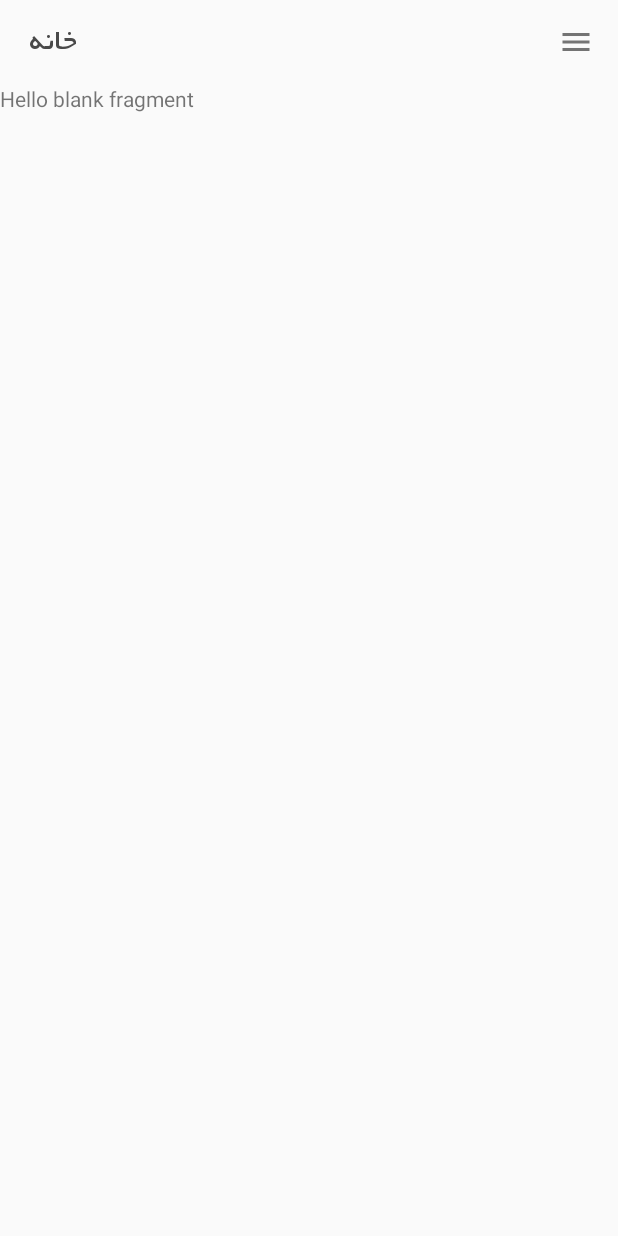
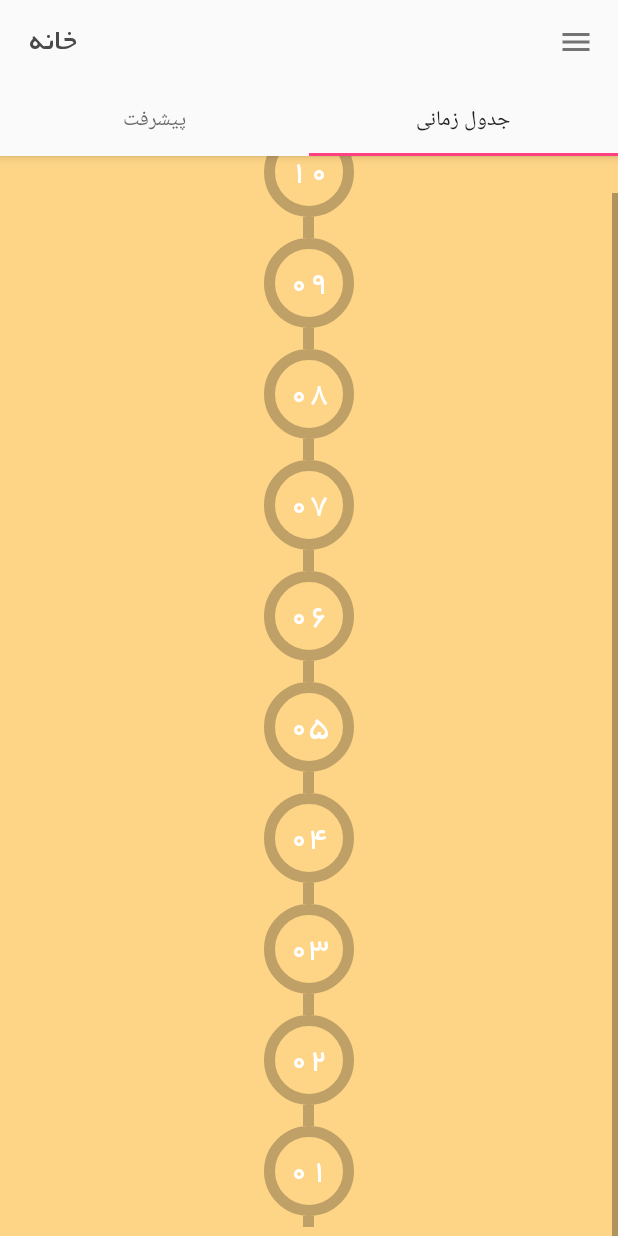
Before and after one commit to pouria-faraji/Meditation, an Android app: the MainActivity screen opened directly, with no data from a screen before it, on a phone screen of 412 x 824 dp. Before the commit the screen is almost empty. Run offline under Robolectric (Android 15) with nearby library versions, the phone set to English and light mode, and no system bars.

Commit message:
Creating tabs, drawer, timeline screen

```diff
--- a/app/build.gradle
+++ b/app/build.gradle
@@ -9,7 +9,7 @@ android {
         minSdkVersion 15
         targetSdkVersion 23
         versionCode 1
-        versionName "1.3"
+        versionName "1.4"
     }
     buildTypes {
         release {
@@ -17,7 +17,7 @@ android {
             proguardFiles getDefaultProguardFile('proguard-android.txt'), 'proguard-rules.pro'
             applicationVariants.all { variant ->
                 variant.outputs.each { output ->
-                    def fileName = "Meditation_1.3"
+                    def fileName = "Meditation_1.4"
                     output.outputFile = new File(output.outputFile.parent,
                             output.outputFile.name.replace("-release", "-" + fileName)
                     )
--- a/app/src/main/java/com/blacksite/meditation/LoginActivity.java
+++ b/app/src/main/java/com/blacksite/meditation/LoginActivity.java
@@ -17,12 +17,16 @@ public class LoginActivity extends AppCompatActivity {
     public EditText _email, _password;
     RelativeLayout btn_login;
 
+    private PrefManager prefManager;
+
     private static final int REQUEST_SIGNUP = 0;
 
     @Override
     protected void onCreate(Bundle savedInstanceState) {
         super.onCreate(savedInstanceState);
         setContentView(R.layout.activity_login);
+
+        prefManager = new PrefManager(this);
 
         getSupportActionBar().setElevation(0);
         getSupportActionBar().setDisplayHomeAsUpEnabled(true);
@@ -125,7 +129,7 @@ public class LoginActivity extends AppCompatActivity {
         return valid;
     }
     private void launchHomeScreen() {
-        //prefManager.setFirstTimeLaunch(false);
+        prefManager.setFirstTimeLaunch(false);
         startActivity(new Intent(LoginActivity.this, MainActivity.class));
         finish();
     }
--- a/app/src/main/java/com/blacksite/meditation/MainActivity.java
+++ b/app/src/main/java/com/blacksite/meditation/MainActivity.java
@@ -1,8 +1,10 @@
 package com.blacksite.meditation;
 
-import android.app.Fragment;
 import android.app.FragmentManager;
+import android.content.Intent;
 import android.content.res.Configuration;
+import android.support.v4.app.Fragment;
+import android.support.v4.app.FragmentTransaction;
 import android.support.v4.util.Pair;
 import android.support.v4.widget.DrawerLayout;
 import android.support.v7.app.ActionBar;
@@ -37,12 +39,16 @@ public class MainActivity extends AppCompatActivity {
     private CharSequence mDrawerTitle;
     private ActionBarDrawerToggle mDrawerToggle;
 
+    private PrefManager prefManager;
+
     @Override
     protected void onCreate(Bundle savedInstanceState) {
         super.onCreate(savedInstanceState);
         setContentView(R.layout.activity_main);
 
         createMenu();
+
+        prefManager = new PrefManager(this);
 
         mainPageDrawerTitles = new String[]{getString(R.string.home), getString(R.string.logout)};
         mTitle = mDrawerTitle = getTitle();
@@ -161,16 +167,21 @@ public class MainActivity extends AppCompatActivity {
                 drawer_fragment = new MainFragment();
                 break;
             case 1:
-                drawer_fragment = new MainFragment();
+                //drawer_fragment = new MainFragment();
+                launchWelcomeScreen();
                 break;
             default:
                 break;
         }
+
+        FragmentTransaction fragmentTransaction = getSupportFragmentManager().beginTransaction();
+        fragmentTransaction.replace(R.id.content_frame, drawer_fragment);
+        fragmentTransaction.commit();
         // Insert the fragment by replacing any existing fragment
-        FragmentManager fragmentManager = getFragmentManager();
+        /*FragmentManager fragmentManager = getFragmentManager();
         fragmentManager.beginTransaction()
                 .replace(R.id.content_frame, drawer_fragment)
-                .commit();
+                .commit();*/
 
         // Highlight the selected item, update the title, and close the drawer
         mDrawerList.setItemChecked(position, true);
@@ -183,4 +194,9 @@ public class MainActivity extends AppCompatActivity {
         mTitle = title;
         getSupportActionBar().setTitle(mTitle);
     }
+    private void launchWelcomeScreen() {
+        prefManager.setFirstTimeLaunch(false);
+        startActivity(new Intent(MainActivity.this, WelcomeActivity.class));
+        finish();
+    }
 }
--- a/app/src/main/java/com/blacksite/meditation/MainFragment.java
+++ b/app/src/main/java/com/blacksite/meditation/MainFragment.java
@@ -1,25 +1,94 @@
 package com.blacksite.meditation;
 
 
+import android.app.Activity;
 import android.os.Bundle;
-import android.app.Fragment;
+import android.support.v4.app.Fragment;
+import android.support.design.widget.TabLayout;
+import android.support.v4.app.FragmentManager;
+import android.support.v4.app.FragmentPagerAdapter;
+import android.support.v4.view.ViewPager;
+import android.support.v7.app.AppCompatActivity;
+import android.support.v7.widget.Toolbar;
 import android.view.LayoutInflater;
 import android.view.View;
 import android.view.ViewGroup;
 
+import com.blacksite.meditation.view.MyFarsiTabLayout;
+
+import java.util.ArrayList;
+import java.util.List;
+
 public class MainFragment extends Fragment {
-
-
+    private Toolbar toolbar;
+    private MyFarsiTabLayout tabLayout;
+    private ViewPager viewPager;
+    private Activity activity;
     public MainFragment() {
         // Required empty public constructor
     }
 
+    @Override
+    public void onCreate(Bundle savedInstanceState) {
+        super.onCreate(savedInstanceState);
+    }
 
     @Override
     public View onCreateView(LayoutInflater inflater, ViewGroup container,
                              Bundle savedInstanceState) {
+
+        View view = inflater.inflate(R.layout.fragment_main, container, false);
+        /*toolbar = (Toolbar)activity.findViewById(R.id.toolbar);
+        ((AppCompatActivity)activity).setSupportActionBar(toolbar);
+
+        ((AppCompatActivity)activity).getSupportActionBar().setDisplayHomeAsUpEnabled(true);*/
+
+        viewPager = (ViewPager) view.findViewById(R.id.viewpager);
+        setupViewPager(viewPager);
+
+        tabLayout = (MyFarsiTabLayout) view.findViewById(R.id.tabs);
+        tabLayout.setupWithViewPager(viewPager);
+
+        viewPager.setCurrentItem(1);
         // Inflate the layout for this fragment
-        return inflater.inflate(R.layout.fragment_main, container, false);
+        return view;
+    }
+
+    private void setupViewPager(ViewPager viewPager) {
+        ViewPagerAdapter adapter = new ViewPagerAdapter(getChildFragmentManager());
+        adapter.addFragment(new TimelineFragment(), "پیشرفت");
+        //adapter.addFragment(new TimelineFragment(), "دوستان");
+        adapter.addFragment(new TimelineFragment(), "جدول زمانی");
+        viewPager.setAdapter(adapter);
+    }
+
+    class ViewPagerAdapter extends FragmentPagerAdapter {
+        private final List<Fragment> mFragmentList = new ArrayList<>();
+        private final List<String> mFragmentTitleList = new ArrayList<>();
+
+        public ViewPagerAdapter(FragmentManager manager) {
+            super(manager);
+        }
+
+        @Override
+        public Fragment getItem(int position) {
+            return mFragmentList.get(position);
+        }
+
+        @Override
+        public int getCount() {
+            return mFragmentList.size();
+        }
+
+        public void addFragment(Fragment fragment, String title) {
+            mFragmentList.add(fragment);
+            mFragmentTitleList.add(title);
+        }
+
+        @Override
+        public CharSequence getPageTitle(int position) {
+            return mFragmentTitleList.get(position);
+        }
     }
 
 }
--- a/app/src/main/java/com/blacksite/meditation/SignUpActivity.java
+++ b/app/src/main/java/com/blacksite/meditation/SignUpActivity.java
@@ -17,11 +17,14 @@ public class SignUpActivity extends AppCompatActivity {
 
     public EditText fname, lname, email, password;
     RelativeLayout btn_sign_up;
+    private PrefManager prefManager;
 
     @Override
     protected void onCreate(Bundle savedInstanceState) {
         super.onCreate(savedInstanceState);
         setContentView(R.layout.activity_sign_up);
+
+        prefManager = new PrefManager(this);
 
         getSupportActionBar().setElevation(0);
         getSupportActionBar().setDisplayHomeAsUpEnabled(true);
@@ -128,7 +131,7 @@ public class SignUpActivity extends AppCompatActivity {
         return valid;
     }
     private void launchHomeScreen() {
-        //prefManager.setFirstTimeLaunch(false);
+        prefManager.setFirstTimeLaunch(false);
         startActivity(new Intent(SignUpActivity.this, MainActivity.class));
         finish();
     }
--- /dev/null
+++ b/app/src/main/java/com/blacksite/meditation/TimeLineListAdapter.java
@@ -0,0 +1,57 @@
+package com.blacksite.meditation;
+
+import android.content.Context;
+import android.view.LayoutInflater;
+import android.view.View;
+import android.view.ViewGroup;
+import android.widget.BaseAdapter;
+import android.widget.TextView;
+import android.widget.Toast;
+
+/**
+ * Created by pouria on 7/1/2017.
+ */
+public class TimeLineListAdapter extends BaseAdapter {
+
+    private Context mContext;
+    private String[]  title;
+
+    public TimeLineListAdapter(Context context, String[] titles){
+        mContext = context;
+        title = titles;
+    }
+    @Override
+    public int getCount() {
+        return title.length;
+    }
+
+    @Override
+    public Object getItem(int i) {
+        return null;
+    }
+
+    @Override
+    public long getItemId(int i) {
+        return i;
+    }
+
+    @Override
+    public View getView(final int i, View view, ViewGroup viewGroup) {
+        LayoutInflater inflater = (LayoutInflater) mContext.getSystemService( Context.LAYOUT_INFLATER_SERVICE );
+        View row;
+        row = inflater.inflate(R.layout.timeline_item, viewGroup, false);
+        TextView t1;
+        t1 = (TextView) row.findViewById(R.id.timeline_item_textview);
+        t1.setText(this.title[i]);
+
+        View timeline_item = (View)row.findViewById(R.id.timeline_item_circle);
+        row.setOnClickListener(new View.OnClickListener() {
+            @Override
+            public void onClick(View view) {
+                Toast.makeText(mContext, String.valueOf(i), Toast.LENGTH_SHORT).show();
+            }
+        });
+
+        return row;
+    }
+}
--- /dev/null
+++ b/app/src/main/java/com/blacksite/meditation/TimelineFragment.java
@@ -0,0 +1,67 @@
+package com.blacksite.meditation;
+
+
+import android.os.Bundle;
+import android.support.v4.app.Fragment;
+import android.view.LayoutInflater;
+import android.view.View;
+import android.view.ViewGroup;
+import android.widget.ListView;
+
+import java.util.Collections;
+
+
+/**
+ * A simple {@link Fragment} subclass.
+ */
+public class TimelineFragment extends Fragment {
+    private ListView timeline_listview;
+    private String[] timeLineItemTitles;
+    public TimelineFragment() {
+        // Required empty public constructor
+    }
+
+
+    @Override
+    public void onCreate(Bundle savedInstanceState) {
+        super.onCreate(savedInstanceState);
+    }
+
+    @Override
+    public View onCreateView(LayoutInflater inflater, ViewGroup container,
+                             Bundle savedInstanceState) {
+        // Inflate the layout for this fragment
+        View view = inflater.inflate(R.layout.fragment_timeline, container, false);
+
+        timeLineItemTitles = new String[]{"10", "09", "08", "07" ,"06", "05",
+        "04", "03", "02", "01"};
+        timeline_listview = (ListView)view.findViewById(R.id.time_line_listview);
+        TimeLineListAdapter timeLineListAdapter = new TimeLineListAdapter(getContext(), timeLineItemTitles);
+        timeline_listview.setAdapter(timeLineListAdapter);
+        //timeline_listview.setSelection(5);
+
+        //timeline_listview.smoothScrollToPosition(5);
+
+
+
+        return view;
+    }
+
+    @Override
+    public void onResume(){
+        super.onResume();
+        final int listView_height = timeline_listview.getHeight();
+        final int listView_item_height = listView_height/10;
+        timeline_listview.post(new Runnable() {
+            @Override
+            public void run() {
+                //timeline_listview.smoothScrollToPosition(5);
+                timeline_listview.smoothScrollToPositionFromTop(5,listView_height/2 - listView_item_height/2 , 2000);
+            }
+        });
+    }
+    @Override
+    public void onActivityCreated(Bundle savedInstanceState){
+        super.onActivityCreated(savedInstanceState);
+    }
+}
--- /dev/null
+++ b/app/src/main/java/com/blacksite/meditation/view/MyFarsiTabLayout.java
@@ -0,0 +1,56 @@
+package com.blacksite.meditation.view;
+
+import android.content.Context;
+import android.graphics.Typeface;
+import android.support.design.widget.TabLayout;
+import android.support.v4.view.PagerAdapter;
+import android.support.v4.view.ViewPager;
+import android.support.v7.widget.AppCompatTextView;
+import android.util.AttributeSet;
+import android.view.ViewGroup;
+
+/**
+ * Created by pouria on 6/29/2017.
+ */
+public class MyFarsiTabLayout extends TabLayout {
+    private Typeface mTypeface;
+
+    public MyFarsiTabLayout(Context context) {
+        super(context);
+        init();
+    }
+
+    public MyFarsiTabLayout(Context context, AttributeSet attrs) {
+        super(context, attrs);
+        init();
+    }
+
+    public MyFarsiTabLayout(Context context, AttributeSet attrs, int defStyleAttr) {
+        super(context, attrs, defStyleAttr);
+        init();
+    }
+
+    private void init() {
+        mTypeface = Typeface.createFromAsset(getContext().getAssets(), "fonts/B Yekan_p30download.com.ttf"); // here you will provide fully qualified path for fonts
+    }
+
+    @Override
+    public void setupWithViewPager(ViewPager viewPager) {
+        super.setupWithViewPager(viewPager);
+
+        if (mTypeface != null) {
+            this.removeAllTabs();
+            ViewGroup slidingTabStrip = (ViewGroup) getChildAt(0);
+
+            PagerAdapter adapter = viewPager.getAdapter();
+
+            for (int i = 0, count = adapter.getCount(); i < count; i++) {
+                Tab tab = this.newTab();
+                this.addTab(tab.setText(adapter.getPageTitle(i)));
+                AppCompatTextView view = (AppCompatTextView) ((ViewGroup) slidingTabStrip.getChildAt(i)).getChildAt(1);
+                view.setTypeface(mTypeface, Typeface.NORMAL);
+            }
+        }
+
+    }
+}
--- /dev/null
+++ b/app/src/main/res/drawable/timeline_divider.xml
@@ -0,0 +1,8 @@
+<?xml version="1.0" encoding="utf-8"?>
+<selector xmlns:android="http://schemas.android.com/apk/res/android">
+    <item>
+        <shape android:shape="rectangle">
+            <solid android:color="@color/timeline_item_stroke"></solid>
+        </shape>
+    </item>
+</selector>
--- /dev/null
+++ b/app/src/main/res/drawable/timeline_item_background.xml
@@ -0,0 +1,9 @@
+<?xml version="1.0" encoding="utf-8"?>
+<selector xmlns:android="http://schemas.android.com/apk/res/android">
+    <item>
+        <shape android:shape="oval">
+            <stroke android:width="@dimen/timeline_item_stroke" android:color="@color/timeline_item_stroke"></stroke>
+
+        </shape>
+    </item>
+</selector>
--- a/app/src/main/res/layout/activity_main.xml
+++ b/app/src/main/res/layout/activity_main.xml
@@ -9,6 +9,11 @@
         android:id="@+id/content_frame"
         android:layout_width="match_parent"
         android:layout_height="match_parent" />
+
+    <!--<TextView
+        android:layout_width="wrap_content"
+        android:layout_height="wrap_content"
+        android:text="Hello World!"/>-->
     <!-- The navigation drawer -->
     <LinearLayout
         android:id="@+id/drawer_linear_layout"
--- a/app/src/main/res/layout/fragment_main.xml
+++ b/app/src/main/res/layout/fragment_main.xml
@@ -1,13 +1,29 @@
 <FrameLayout xmlns:android="http://schemas.android.com/apk/res/android"
     xmlns:tools="http://schemas.android.com/tools"
+    xmlns:app="http://schemas.android.com/apk/res-auto"
     android:layout_width="match_parent"
     android:layout_height="match_parent"
     tools:context="com.blacksite.meditation.MainFragment">
 
-    <!-- TODO: Update blank fragment layout -->
-    <TextView
+    <android.support.design.widget.CoordinatorLayout
         android:layout_width="match_parent"
-        android:layout_height="match_parent"
-        android:text="@string/hello_blank_fragment" />
+        android:layout_height="match_parent">
+        <android.support.design.widget.AppBarLayout
+            android:layout_width="match_parent"
+            android:layout_height="wrap_content">
+            <com.blacksite.meditation.view.MyFarsiTabLayout
+                android:id="@+id/tabs"
+                android:layout_width="match_parent"
+                android:layout_height="wrap_content"
+                app:tabMode="fixed"
+                app:tabGravity="fill"/>
+        </android.support.design.widget.AppBarLayout>
+
+        <android.support.v4.view.ViewPager
+            android:id="@+id/viewpager"
+            android:layout_width="match_parent"
+            android:layout_height="match_parent"
+            app:layout_behavior="@string/appbar_scrolling_view_behavior"  />
+    </android.support.design.widget.CoordinatorLayout>
 
 </FrameLayout>
--- /dev/null
+++ b/app/src/main/res/layout/fragment_timeline.xml
@@ -0,0 +1,19 @@
+<FrameLayout xmlns:android="http://schemas.android.com/apk/res/android"
+    xmlns:tools="http://schemas.android.com/tools"
+    android:layout_width="match_parent"
+    android:layout_height="match_parent"
+    android:background="@color/timeline_background"
+    tools:context="com.blacksite.meditation.TimelineFragment">
+
+
+    <!-- TODO: Update blank fragment layout -->
+    <ListView
+        android:id="@+id/time_line_listview"
+        android:layout_width="match_parent"
+        android:layout_height="wrap_content"
+        android:choiceMode="singleChoice"
+        android:listSelector="@android:color/transparent"
+        android:divider="@android:color/transparent"></ListView>
+
+
+</FrameLayout>
--- /dev/null
+++ b/app/src/main/res/layout/timeline_item.xml
@@ -0,0 +1,36 @@
+<?xml version="1.0" encoding="utf-8"?>
+<RelativeLayout xmlns:android="http://schemas.android.com/apk/res/android"
+    android:layout_width="match_parent"
+    android:layout_height="wrap_content">
+    <View
+        android:id="@+id/timeline_upper_divider"
+        android:layout_width="@dimen/timeline_item_stroke"
+        android:layout_height="@dimen/timeline_item_stroke"
+        android:background="@drawable/timeline_divider"
+        android:layout_centerHorizontal="true"></View>
+    <View
+        android:id="@+id/timeline_item_circle"
+        android:layout_width="@dimen/timeline_item_size"
+        android:layout_height="@dimen/timeline_item_size"
+        android:layout_centerHorizontal="true"
+        android:layout_below="@+id/timeline_upper_divider"
+        android:background="@drawable/timeline_item_background">
+    </View>
+    <View
+        android:id="@+id/timeline_lower_divider"
+        android:layout_width="@dimen/timeline_item_stroke"
+        android:layout_height="@dimen/timeline_item_stroke"
+        android:background="@drawable/timeline_divider"
+        android:layout_centerHorizontal="true"
+        android:layout_below="@+id/timeline_item_circle"></View>
+    <com.blacksite.meditation.view.MyFarsiTextView
+        android:id="@+id/timeline_item_textview"
+        android:layout_width="wrap_content"
+        android:layout_height="wrap_content"
+        android:textSize="@dimen/timeline_item_text_size"
+        android:text="05"
+        android:textColor="#ffffff"
+        android:layout_centerHorizontal="true"
+        android:layout_centerVertical="true"/>
+
+</RelativeLayout>
--- a/app/src/main/res/values/colors.xml
+++ b/app/src/main/res/values/colors.xml
@@ -21,6 +21,9 @@
 
     <color name="drawer_background">#4b5465</color>
     <color name="drawer_item">#f6a671</color>
+
+    <color name="timeline_background">#fed587</color>
+    <color name="timeline_item_stroke">#bfa066</color>
 
     <color name="form_background">#cccccc</color>
     <color name="form_background_selected">#f2f2f2</color>
--- a/app/src/main/res/values/dimens.xml
+++ b/app/src/main/res/values/dimens.xml
@@ -13,4 +13,13 @@
 
     <dimen name="btn_create_account">20sp</dimen>
     <dimen name="btn_create_account_height">45dp</dimen>
+
+    <dimen name="tab_max_width">264dp</dimen>
+    <dimen name="tab_padding_bottom">16dp</dimen>
+    <dimen name="tab_label">14sp</dimen>
+    <dimen name="custom_tab_layout_height">72dp</dimen>
+
+    <dimen name="timeline_item_text_size">22sp</dimen>
+    <dimen name="timeline_item_stroke">7dp</dimen>
+    <dimen name="timeline_item_size">60dp</dimen>
 </resources>
```
